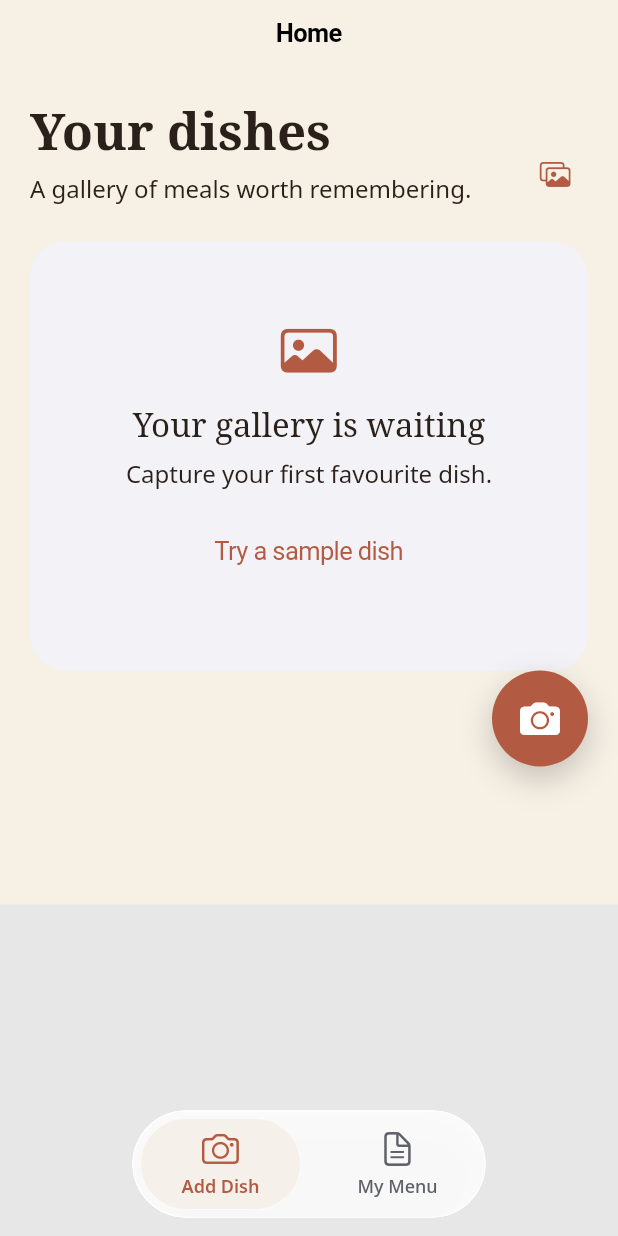
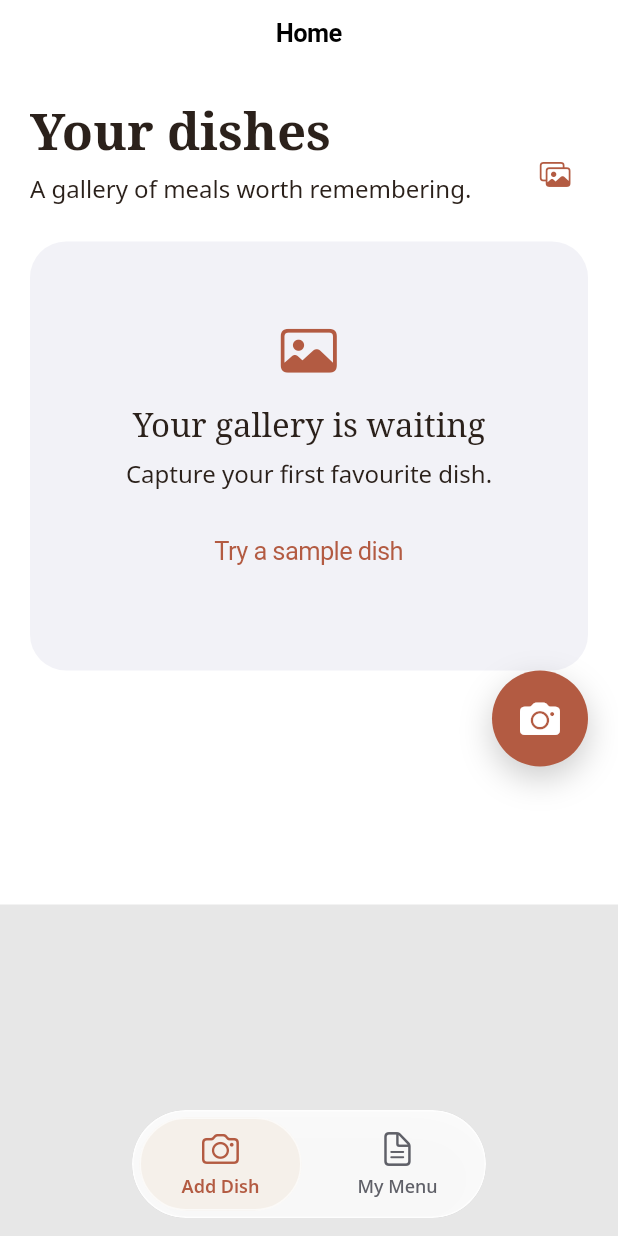
Before and after one commit to aswinckr/Hatch, a Flutter app: the screen it shows after launch, on a phone screen of 412 x 824 dp. Run offline on Flutter 3.47's test engine with Material 3 defaults, Android fonts, the phone set to English and light mode, and no system bars; our stand-ins replace image_picker, pdf, printing, shared_preferences.

Commit message:
style: unify home page background

```diff
--- a/lib/features/add_dish/presentation/add_dish_screen.dart
+++ b/lib/features/add_dish/presentation/add_dish_screen.dart
@@ -187,7 +187,11 @@ class _AddDishScreenState extends State<AddDishScreen> {
       ),
     };
     return CupertinoPageScaffold(
-      navigationBar: const CupertinoNavigationBar(middle: Text('Home')),
+      backgroundColor: CupertinoColors.white,
+      navigationBar: const CupertinoNavigationBar(
+        backgroundColor: CupertinoColors.white,
+        middle: Text('Home'),
+      ),
       child: SafeArea(
         child: Stack(
           children: [
```
Also changed, not shown: 2 other files.
